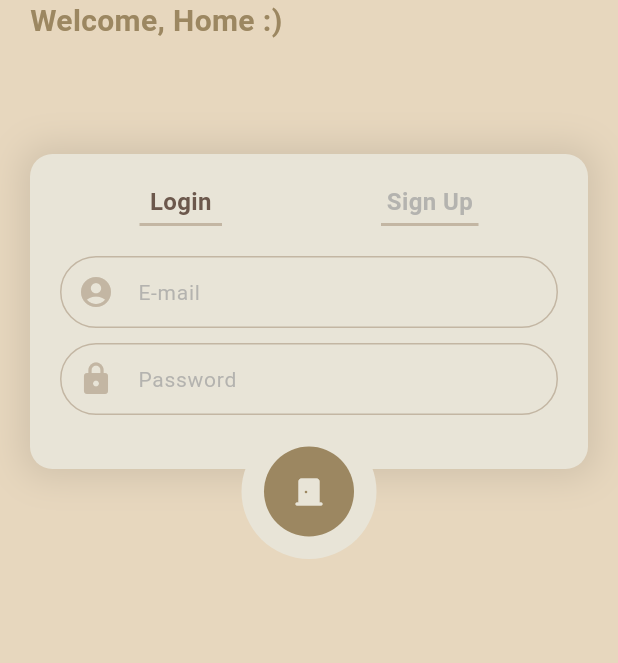
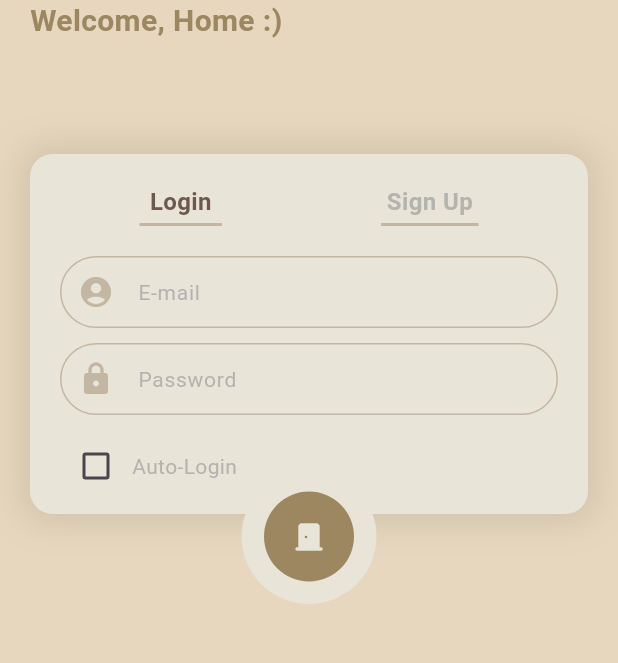
Before and after one commit to Fam-Story/fam-Story_frontend, a Flutter app: the screen it shows after launch, on a phone screen of 412 x 824 dp, the part 146-809 px from its top. Run offline on Flutter 3.47's test engine with Material 2 defaults, Android fonts, the phone set to English and light mode, and no system bars; our stand-ins replace flutter_secure_storage.

Commit message:
:sparkles: Feat: auto-login UI 구성 (#8)

```diff
--- a/lib/pages/login_sign_up_page.dart
+++ b/lib/pages/login_sign_up_page.dart
@@ -19,6 +19,7 @@ class _LoginSignUpPageState extends State<LoginSignUpPage> {
   String password = '';
   int age = -1;
   int gender = -1;
+  bool autoLogin = false;
 
   String? _selectedGender;
   final List<String> _genders = ['Male', 'Female'];
@@ -65,7 +66,7 @@ class _LoginSignUpPageState extends State<LoginSignUpPage> {
                 duration: const Duration(microseconds: 300),
                 curve: Curves.easeIn,
                 padding: const EdgeInsets.all(20),
-                height: isSignUpScreen ? 390 : 210,
+                height: isSignUpScreen ? 390 : 240,
                 width: MediaQuery.of(context).size.width - 40,
                 margin: const EdgeInsets.symmetric(
                   horizontal: 20,
@@ -216,6 +217,28 @@ class _LoginSignUpPageState extends State<LoginSignUpPage> {
                                   },
                                 ),
                                 const SizedBox(height: 10),
+                                if (!isSignUpScreen)
+                                  // 추가될 위치
+                                  Row(
+                                    children: <Widget>[
+                                      Checkbox(
+                                        value: autoLogin,
+                                        onChanged: (bool? newValue) {
+                                          setState(() {
+                                            autoLogin = newValue ?? false;
+                                          });
+                                        },
+                                        activeColor: AppColor.swatchColor, // 체크박스 활성 색상
+                                      ),
+                                      Text(
+                                        'Auto-Login',
+                                        style: TextStyle(
+                                          fontSize: 14,
+                                          color: Colors.grey.withOpacity(0.7),
+                                        ),
+                                      ),
+                                    ],
+                                  ),
                                 if (isSignUpScreen)
                                   Column(
                                     children: [
@@ -377,7 +400,7 @@ class _LoginSignUpPageState extends State<LoginSignUpPage> {
               duration: const Duration(milliseconds: 200),
               curve: Curves.easeIn,
               left: 0,
-              top: isSignUpScreen ? 520 : 340,
+              top: isSignUpScreen ? 520 : 370,
               right: 0,
               child: Center(
                 child: Container(
--- a/lib/services/api_service.dart
+++ b/lib/services/api_service.dart
@@ -24,6 +24,7 @@ class ApiService {
     if (response.statusCode == 201) {
       return true;
     }
+    // TODO: 에러 코드 추가
     throw ErrorDescription('Something wrong to create User ID');
   }
 
```
